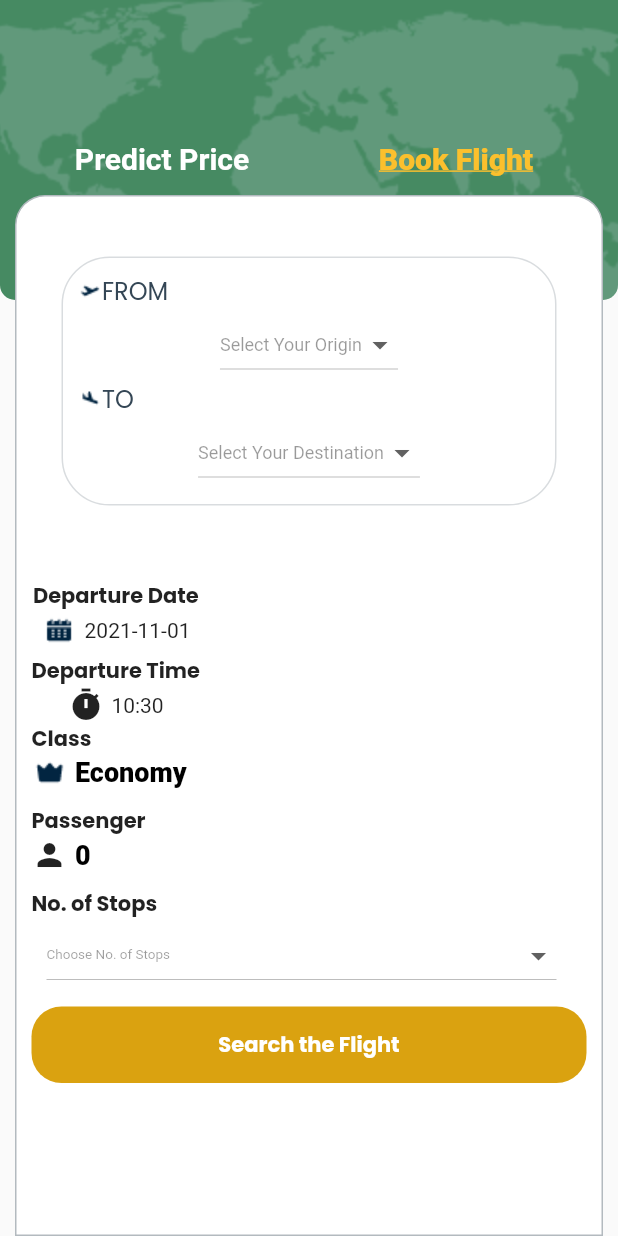
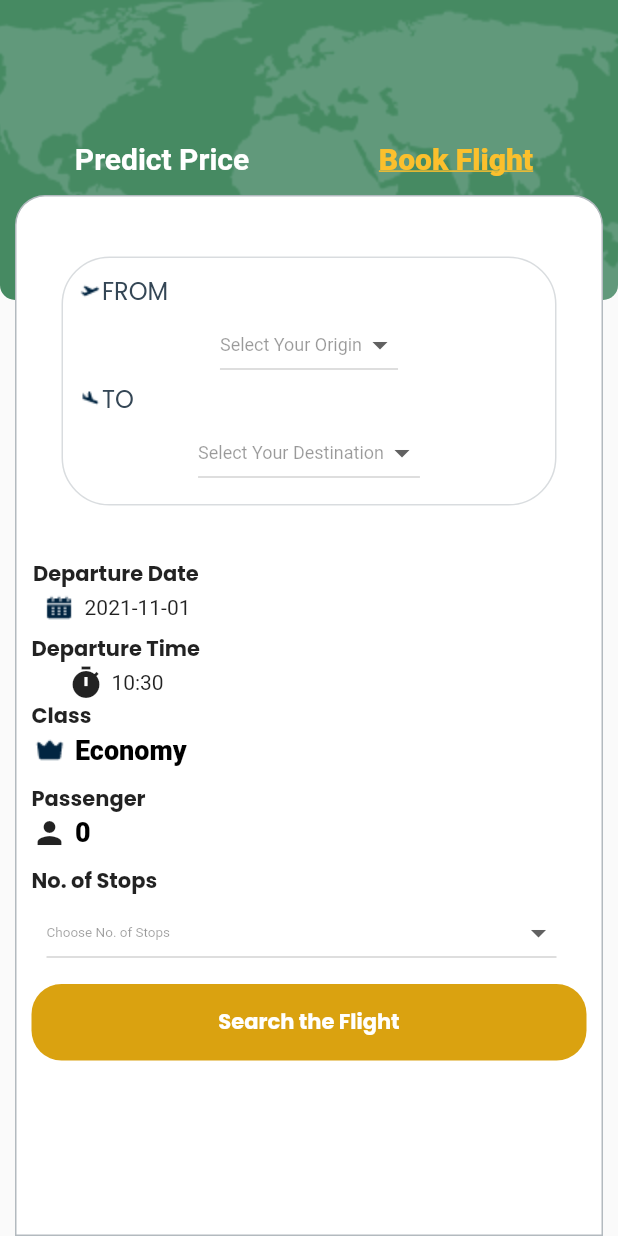
Before and after one commit to FairPayML/FairPayApp, a Flutter app: the screen it shows after launch, after a tap on "Book Flight", on a phone screen of 412 x 824 dp. Run offline on Flutter 3.47's test engine with Material 2 defaults, Android fonts, the phone set to English and light mode, and no system bars; our stand-ins replace get, google_fonts, loading_indicator; missing offline and left inert: slide_to_confirm.

Commit message:
changes in booking page

```diff
--- a/lib/Screens/FlightBooking.dart
+++ b/lib/Screens/FlightBooking.dart
@@ -136,13 +136,8 @@ class _BookingScreenState extends State<BookingScreen> {
                             color: Colors.black.withOpacity(0.4),
                             fontSize: 12)),
                     value: _destination,
-                    items: <String>[
-                      'Cochin',
-                      'Delhi',
-                      'New Delhi',
-                      'Hyderabad',
-                      'Kolkata'
-                    ].map<DropdownMenuItem<String>>((String value) {
+                    items: <String>['Cochin', 'Hyderabad', 'Kolkata']
+                        .map<DropdownMenuItem<String>>((String value) {
                       return DropdownMenuItem<String>(
                         value: value,
                         child: Text(value),
@@ -159,7 +154,7 @@ class _BookingScreenState extends State<BookingScreen> {
               ),
             ),
             SizedBox(
-              height: 20,
+              height: 5,
             ),
             Row(
               mainAxisAlignment: MainAxisAlignment.spaceBetween,
@@ -614,9 +609,6 @@ class _BookingScreenState extends State<BookingScreen> {
         if (pass == 2) _noChild++;
         if (pass == 3) _noInfants++;
       }
-      setState(() {
-        _noPass = _noInfants + _noChild + _noAdult;
-      });
     });
   }
 
```
Also changed, not shown: lib/Screens/BookFlight.dart (+4 -3 lines), lib/Widget/ConstantWidget.dart (+11 -3 lines).
